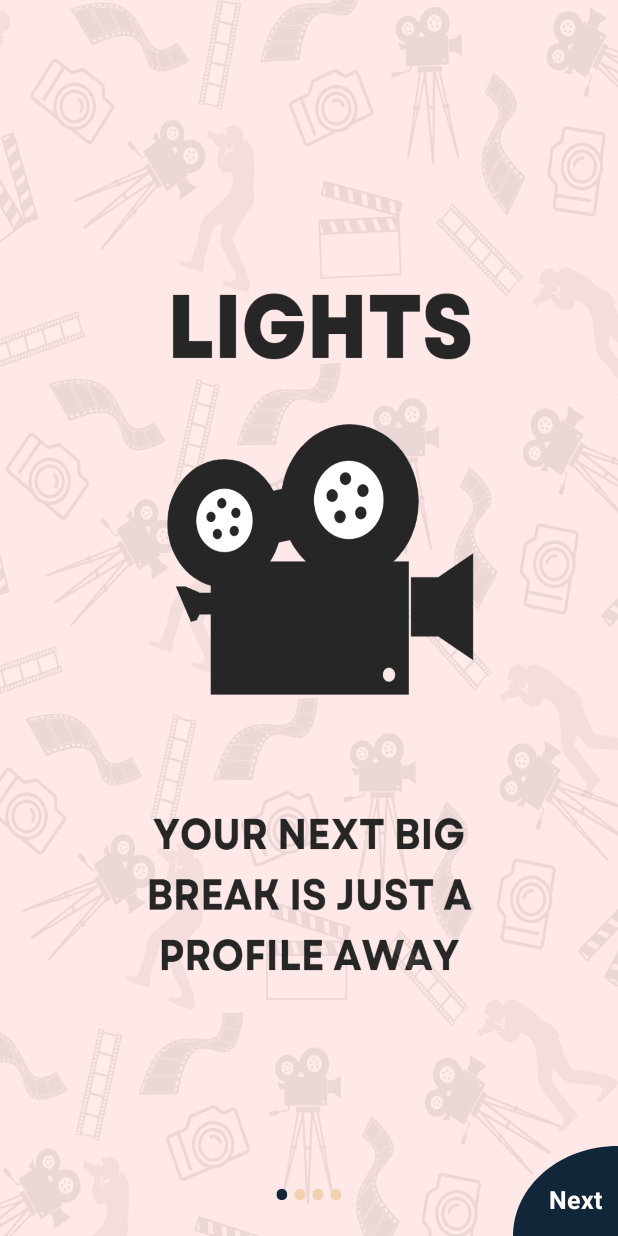
After one commit to Zariya-101/zariya-android-app, an Android app: the WelcomeActivity screen opened directly, with no data from a screen before it, on a phone screen of 412 x 824 dp. The commit adds this screen. Run offline under Robolectric (Android 15) with nearby library versions, the phone set to English and light mode, and no system bars; our stand-ins replace sdp/ssp sizes.

Commit message:
Welcome Activity(Sliding page)

```diff
--- a/app/src/main/AndroidManifest.xml
+++ b/app/src/main/AndroidManifest.xml
@@ -12,6 +12,8 @@
         android:supportsRtl="true"
         android:theme="@style/Theme.Zariya"
         tools:targetApi="31">
+        <activity android:name=".activity.WelcomeActivity"
+            android:exported="false"/>
         <activity
             android:name=".MainActivity"
             android:exported="true">
--- /dev/null
+++ b/app/src/main/java/com/zariya/zariya/activity/WelcomeActivity.kt
@@ -0,0 +1,160 @@
+package com.zariya.zariya.activity
+
+import android.app.Activity
+import android.graphics.Color
+import android.os.Build
+import android.os.Bundle
+import android.text.Html
+import android.view.LayoutInflater
+import android.view.View
+import android.view.ViewGroup
+import android.view.WindowManager
+import android.widget.TextView
+import androidx.appcompat.app.AppCompatActivity
+import androidx.viewpager.widget.PagerAdapter
+import androidx.viewpager.widget.ViewPager.OnPageChangeListener
+import com.zariya.zariya.R
+import com.zariya.zariya.databinding.ActivityWelcomeBinding
+
+class WelcomeActivity : AppCompatActivity() {
+    private lateinit var layouts: IntArray
+    private lateinit var dots: Array<TextView?>
+    private var myViewPagerAdapter: MyViewPagerAdapter? = null
+    private var binding: ActivityWelcomeBinding? = null
+
+    override fun onCreate(savedInstanceState: Bundle?) {
+        super.onCreate(savedInstanceState)
+
+        if (Build.VERSION.SDK_INT >= 19 && Build.VERSION.SDK_INT < 21) {
+            setWindowFlag(this, WindowManager.LayoutParams.FLAG_TRANSLUCENT_STATUS, true)
+        }
+        if (Build.VERSION.SDK_INT >= 19) {
+            window.decorView.systemUiVisibility =
+                View.SYSTEM_UI_FLAG_LAYOUT_STABLE or View.SYSTEM_UI_FLAG_LAYOUT_FULLSCREEN
+        }
+        if (Build.VERSION.SDK_INT >= 21) {
+            setWindowFlag(this, WindowManager.LayoutParams.FLAG_TRANSLUCENT_STATUS, false)
+            window.statusBarColor = Color.TRANSPARENT
+        }
+        binding = ActivityWelcomeBinding.inflate(
+            layoutInflater
+        )
+        setContentView(binding!!.root)
+        initialization()
+    }
+
+    private fun initialization() {
+
+        layouts = intArrayOf(
+            R.layout.welcome_slide1,
+            R.layout.welcome_slide2,
+            R.layout.welcome_slide3,
+            R.layout.welcome_slide4
+        )
+
+        // adding bottom dots
+        addBottomDots(0)
+
+        //setup viewpager
+        myViewPagerAdapter = MyViewPagerAdapter()
+        binding!!.viewPager.adapter = myViewPagerAdapter
+        binding!!.viewPager.addOnPageChangeListener(viewPagerPageChangeListener)
+
+        //click events
+        binding!!.btnNext.setOnClickListener {
+            val current = getItem(+1)
+            if (current < layouts.size) {
+                // move to next screen
+                binding!!.viewPager.currentItem = current
+            } else {
+            }
+        }
+//        binding!!.btnSkip.setOnClickListener { }
+    }
+
+    fun setWindowFlag(activity: Activity, bits: Int, on: Boolean) {
+        val win = activity.window
+        val winParams = win.attributes
+        if (on) {
+            winParams.flags = winParams.flags or bits
+        } else {
+            winParams.flags = winParams.flags and bits.inv()
+        }
+        win.attributes = winParams
+    }
+
+    inner class MyViewPagerAdapter : PagerAdapter() {
+        private var layoutInflater: LayoutInflater? = null
+        override fun instantiateItem(container: ViewGroup, position: Int): Any {
+            layoutInflater = getSystemService(LAYOUT_INFLATER_SERVICE) as LayoutInflater
+            val view = layoutInflater!!.inflate(layouts[position], container, false)
+            container.addView(view)
+            return view
+        }
+
+        override fun getCount(): Int {
+            return layouts.size
+        }
+
+        override fun isViewFromObject(view: View, obj: Any): Boolean {
+            return view === obj
+        }
+
+        override fun destroyItem(container: ViewGroup, position: Int, `object`: Any) {
+            val view = `object` as View
+            container.removeView(view)
+        }
+    }
+
+    private fun getItem(i: Int): Int {
+        return binding!!.viewPager.currentItem + i
+    }
+
+    private fun addBottomDots(currentPage: Int) {
+        dots = arrayOfNulls(layouts.size)
+        val colorsActive = resources.getIntArray(R.array.array_dot_active)
+        val colorsInactive = resources.getIntArray(R.array.array_dot_inactive)
+        binding!!.layoutDots.removeAllViews()
+        for (i in dots.indices) {
+            dots[i] = TextView(this)
+            dots[i]!!.text = Html.fromHtml("&#8226;")
+            dots[i]!!.textSize = 35f
+            dots[i]!!.setTextColor(colorsInactive[currentPage])
+            binding!!.layoutDots.addView(dots[i])
+        }
+        if (dots.size > 0) dots[currentPage]!!.setTextColor(colorsActive[currentPage])
+    }
+
+    var viewPagerPageChangeListener: OnPageChangeListener = object : OnPageChangeListener {
+        override fun onPageScrolled(
+            position: Int,
+            positionOffset: Float,
+            positionOffsetPixels: Int
+        ) {
+        }
+
+        override fun onPageSelected(position: Int) {
+            addBottomDots(position)
+            if (position == 0) {
+//                binding!!.btnSkip.setTextColor(resources.getColor(R.color.white))
+                binding!!.btnNext.setTextColor(resources.getColor(R.color.white))
+            } else {
+//                binding!!.btnSkip.setTextColor(Color.WHITE)
+                binding!!.btnNext.setTextColor(Color.WHITE)
+            }
+            // changing the next button text 'NEXT' / 'GOT IT'
+            if (position == layouts.size - 1) {
+                // last page. make button text to GOT IT
+                binding!!.btnNext.setTextColor(resources.getColor(R.color.white))
+                binding!!.btnNext.text = "Start"
+//                binding!!.btnSkip.visibility = View.GONE
+            } else {
+                // still pages are left
+                binding!!.btnNext.text = getString(R.string.next)
+//                binding!!.btnSkip.visibility = View.VISIBLE
+            }
+        }
+
+        override fun onPageScrollStateChanged(state: Int) {}
+    }
+}
--- a/app/src/main/java/com/zariya/zariya/auth/presentation/fragment/LoginFragment.kt
+++ b/app/src/main/java/com/zariya/zariya/auth/presentation/fragment/LoginFragment.kt
@@ -1,11 +1,14 @@
 package com.zariya.zariya.auth.presentation.fragment
 
+import android.content.Intent
 import android.os.Bundle
 import androidx.fragment.app.Fragment
 import android.view.LayoutInflater
 import android.view.View
 import android.view.ViewGroup
+import androidx.navigation.findNavController
 import com.zariya.zariya.R
+import com.zariya.zariya.activity.WelcomeActivity
 import com.zariya.zariya.databinding.FragmentLoginBinding
 
 class LoginFragment : Fragment() {
@@ -19,4 +22,11 @@ class LoginFragment : Fragment() {
         binding = FragmentLoginBinding.inflate(inflater)
         return binding.root
     }
+
+    override fun onViewCreated(view: View, savedInstanceState: Bundle?) {
+        super.onViewCreated(view, savedInstanceState)
+
+        val intent = Intent(activity, WelcomeActivity::class.java)
+        startActivity(intent)
+    }
 }
--- /dev/null
+++ b/app/src/main/res/drawable/ic_right_corner.xml
@@ -0,0 +1,9 @@
+<vector xmlns:android="http://schemas.android.com/apk/res/android"
+    android:width="5.6dp"
+    android:height="5.6dp"
+    android:viewportWidth="5.6"
+    android:viewportHeight="5.6">
+    <path
+        android:pathData="M0,5.6h5.6V0C2.5,0 0,2.5 0,5.6z"
+        android:fillColor="@color/dark_blue"/>
+</vector>
--- /dev/null
+++ b/app/src/main/res/layout/activity_welcome.xml
@@ -0,0 +1,41 @@
+<?xml version="1.0" encoding="utf-8"?>
+<RelativeLayout xmlns:android="http://schemas.android.com/apk/res/android"
+    xmlns:app="http://schemas.android.com/apk/res-auto"
+    xmlns:tools="http://schemas.android.com/tools"
+    android:layout_width="match_parent"
+    android:layout_height="match_parent"
+    tools:context=".activity.WelcomeActivity">
+
+    <androidx.viewpager.widget.ViewPager
+        android:id="@+id/view_pager"
+        android:layout_width="match_parent"
+        android:layout_height="match_parent" />
+
+
+    <androidx.appcompat.widget.LinearLayoutCompat
+        android:id="@+id/layoutDots"
+        android:layout_width="match_parent"
+        android:layout_height="?actionBarSize"
+        android:layout_alignParentBottom="true"
+        android:gravity="center"
+        android:orientation="horizontal" />
+
+    <TextView
+        android:id="@+id/btn_next"
+        android:layout_width="70dp"
+        android:layout_height="60dp"
+        android:layout_alignParentEnd="true"
+        android:layout_alignParentBottom="true"
+        android:textAllCaps="false"
+        android:text="@string/next"
+        android:gravity="end|bottom"
+        android:textColor="@color/white"
+        android:textStyle="bold"
+        android:paddingBottom="@dimen/_10sdp"
+        android:paddingEnd="@dimen/_8sdp"
+        android:background="@drawable/ic_right_corner"
+        android:textSize="@dimen/_13ssp" />
+
+
+
+</RelativeLayout>
--- /dev/null
+++ b/app/src/main/res/layout/welcome_slide1.xml
@@ -0,0 +1,6 @@
+<?xml version="1.0" encoding="utf-8"?>
+<RelativeLayout xmlns:android="http://schemas.android.com/apk/res/android"
+    android:layout_width="match_parent"
+    android:layout_height="match_parent"
+    android:id="@+id/mainlayout"
+    android:background="@drawable/slider1"/>
--- /dev/null
+++ b/app/src/main/res/layout/welcome_slide2.xml
@@ -0,0 +1,6 @@
+<?xml version="1.0" encoding="utf-8"?>
+<RelativeLayout xmlns:android="http://schemas.android.com/apk/res/android"
+    android:layout_width="match_parent"
+    android:layout_height="match_parent"
+    android:id="@+id/mainlayout"
+    android:background="@drawable/slider2" />
--- /dev/null
+++ b/app/src/main/res/layout/welcome_slide3.xml
@@ -0,0 +1,6 @@
+<?xml version="1.0" encoding="utf-8"?>
+<RelativeLayout xmlns:android="http://schemas.android.com/apk/res/android"
+    android:layout_width="match_parent"
+    android:layout_height="match_parent"
+    android:id="@+id/mainlayout"
+    android:background="@drawable/slider3" />
--- /dev/null
+++ b/app/src/main/res/layout/welcome_slide4.xml
@@ -0,0 +1,6 @@
+<?xml version="1.0" encoding="utf-8"?>
+<RelativeLayout xmlns:android="http://schemas.android.com/apk/res/android"
+    android:layout_width="match_parent"
+    android:layout_height="match_parent"
+    android:id="@+id/mainlayout"
+    android:background="@drawable/slider4" />
--- a/app/src/main/res/values/colors.xml
+++ b/app/src/main/res/values/colors.xml
@@ -13,4 +13,18 @@
     <color name="dark_yellow">#FFF4D1AE</color>
     <color name="light_yellow">#FFEFDDC9</color>
     <color name="yellow_light">#FFE9E8E4</color>
+
+    <array name="array_dot_active">
+        <item>@color/dark_blue</item>
+        <item>@color/blue</item>
+        <item>@color/blue_500</item>
+        <item>@color/blue_400</item>
+    </array>
+
+    <array name="array_dot_inactive">
+        <item>@color/dark_yellow</item>
+        <item>@color/light_yellow</item>
+        <item>@color/yellow_light</item>
+        <item>@color/blue_100</item>
+    </array>
 </resources>
--- a/app/src/main/res/values/strings.xml
+++ b/app/src/main/res/values/strings.xml
@@ -2,4 +2,6 @@
     <string name="app_name">zariya</string>
     <!-- TODO: Remove or change this placeholder text -->
     <string name="hello_blank_fragment">Hello blank fragment</string>
+    <string name="next">Next</string>
+    <string name="skip">Skip</string>
 </resources>
```
Also changed, not shown: app/src/main/res/drawable/slider1.png (added), app/src/main/res/drawable/slider2.png (added), app/src/main/res/drawable/slider3.png (added), app/src/main/res/drawable/slider4.png (added), gradle/wrapper/gradle-wrapper.properties.
